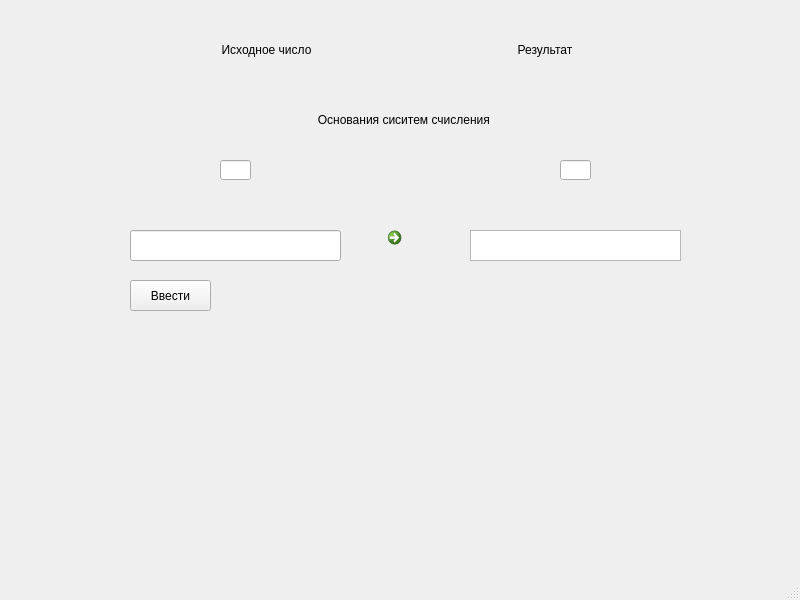
Old version of the form mainwindow.ui in the repository panovavasilisa/UniversalConverter.
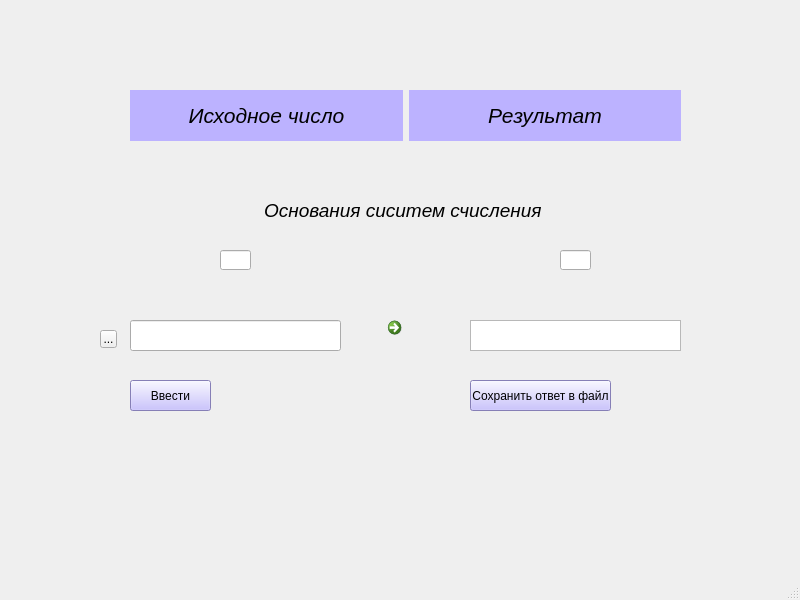
New version of the form.

Diff of the .ui file:
```diff
--- a/mainwindow.ui
+++ b/mainwindow.ui
@@ -24,11 +24,15 @@
     <property name="geometry">
      <rect>
       <x>130</x>
-      <y>280</y>
+      <y>380</y>
       <width>81</width>
       <height>31</height>
      </rect>
     </property>
+    <property name="styleSheet">
+     <string notr="true">font: 12pt &quot;Segoe UI&quot;;
+background-color: rgb(188, 178, 255);</string>
+    </property>
     <property name="text">
      <string>Ввести</string>
     </property>
@@ -37,7 +41,7 @@
     <property name="geometry">
      <rect>
       <x>220</x>
-      <y>160</y>
+      <y>250</y>
       <width>31</width>
       <height>20</height>
      </rect>
@@ -47,7 +51,7 @@
     <property name="geometry">
      <rect>
       <x>380</x>
-      <y>220</y>
+      <y>310</y>
       <width>41</width>
       <height>51</height>
      </rect>
@@ -66,7 +70,7 @@
     <property name="geometry">
      <rect>
       <x>560</x>
-      <y>160</y>
+      <y>250</y>
       <width>31</width>
       <height>20</height>
      </rect>
@@ -76,29 +80,32 @@
     <property name="geometry">
      <rect>
       <x>130</x>
-      <y>90</y>
+      <y>180</y>
       <width>551</width>
       <height>61</height>
      </rect>
     </property>
     <property name="text">
-     <string>&lt;html&gt;&lt;head/&gt;&lt;body&gt;&lt;p align=&quot;center&quot;&gt;  Основания сиситем счисления &lt;/p&gt;&lt;/body&gt;&lt;/html&gt;</string>
+     <string>&lt;html&gt;&lt;head/&gt;&lt;body&gt;&lt;p align=&quot;center&quot;&gt;&lt;span style=&quot; font-size:14pt; font-style:italic;&quot;&gt;Основания сиситем счисления &lt;/span&gt;&lt;/p&gt;&lt;/body&gt;&lt;/html&gt;</string>
     </property>
    </widget>
    <widget class="QWidget" name="horizontalLayoutWidget">
     <property name="geometry">
      <rect>
       <x>130</x>
-      <y>20</y>
+      <y>90</y>
       <width>551</width>
-      <height>61</height>
+      <height>51</height>
      </rect>
     </property>
     <layout class="QHBoxLayout" name="horizontalLayout">
      <item>
       <widget class="QLabel" name="label">
+       <property name="styleSheet">
+        <string notr="true">background-color: rgb(188, 178, 255);</string>
+       </property>
        <property name="text">
-        <string>&lt;html&gt;&lt;head/&gt;&lt;body&gt;&lt;p align=&quot;center&quot;&gt;Исходное число&lt;/p&gt;&lt;/body&gt;&lt;/html&gt;</string>
+        <string>&lt;html&gt;&lt;head/&gt;&lt;body&gt;&lt;p align=&quot;center&quot;&gt;&lt;span style=&quot; font-size:16pt; font-style:italic;&quot;&gt;Исходное число&lt;/span&gt;&lt;/p&gt;&lt;/body&gt;&lt;/html&gt;</string>
        </property>
       </widget>
      </item>
@@ -107,8 +114,11 @@
        <property name="mouseTracking">
         <bool>true</bool>
        </property>
+       <property name="styleSheet">
+        <string notr="true">background-color: rgb(188, 178, 255);</string>
+       </property>
        <property name="text">
-        <string>&lt;html&gt;&lt;head/&gt;&lt;body&gt;&lt;p align=&quot;center&quot;&gt;Результат&lt;/p&gt;&lt;/body&gt;&lt;/html&gt;</string>
+        <string>&lt;html&gt;&lt;head/&gt;&lt;body&gt;&lt;p align=&quot;center&quot;&gt;&lt;span style=&quot; font-size:16pt; font-style:italic;&quot;&gt;Результат&lt;/span&gt;&lt;/p&gt;&lt;/body&gt;&lt;/html&gt;</string>
        </property>
       </widget>
      </item>
@@ -118,7 +128,7 @@
     <property name="geometry">
      <rect>
       <x>470</x>
-      <y>230</y>
+      <y>320</y>
       <width>211</width>
       <height>31</height>
      </rect>
@@ -128,12 +138,42 @@
     <property name="geometry">
      <rect>
       <x>130</x>
-      <y>230</y>
+      <y>320</y>
       <width>211</width>
       <height>31</height>
      </rect>
     </property>
    </widget>
+   <widget class="QToolButton" name="btn_load">
+    <property name="geometry">
+     <rect>
+      <x>100</x>
+      <y>330</y>
+      <width>17</width>
+      <height>18</height>
+     </rect>
+    </property>
+    <property name="text">
+     <string>...</string>
+    </property>
+   </widget>
+   <widget class="QPushButton" name="btn_save">
+    <property name="geometry">
+     <rect>
+      <x>470</x>
+      <y>380</y>
+      <width>141</width>
+      <height>31</height>
+     </rect>
+    </property>
+    <property name="styleSheet">
+     <string notr="true">font: 9pt &quot;Segoe UI&quot;;
+background-color: rgb(188, 178, 255);</string>
+    </property>
+    <property name="text">
+     <string>Сохранить ответ в файл</string>
+    </property>
+   </widget>
   </widget>
   <widget class="QMenuBar" name="menubar">
    <property name="geometry">
```
